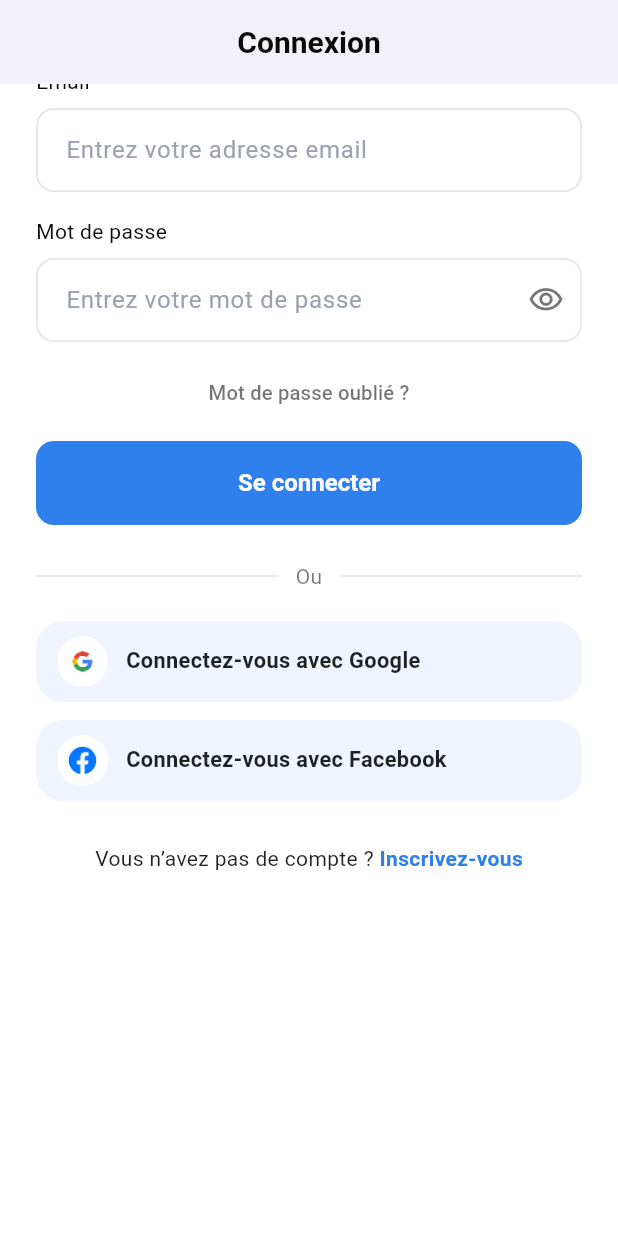
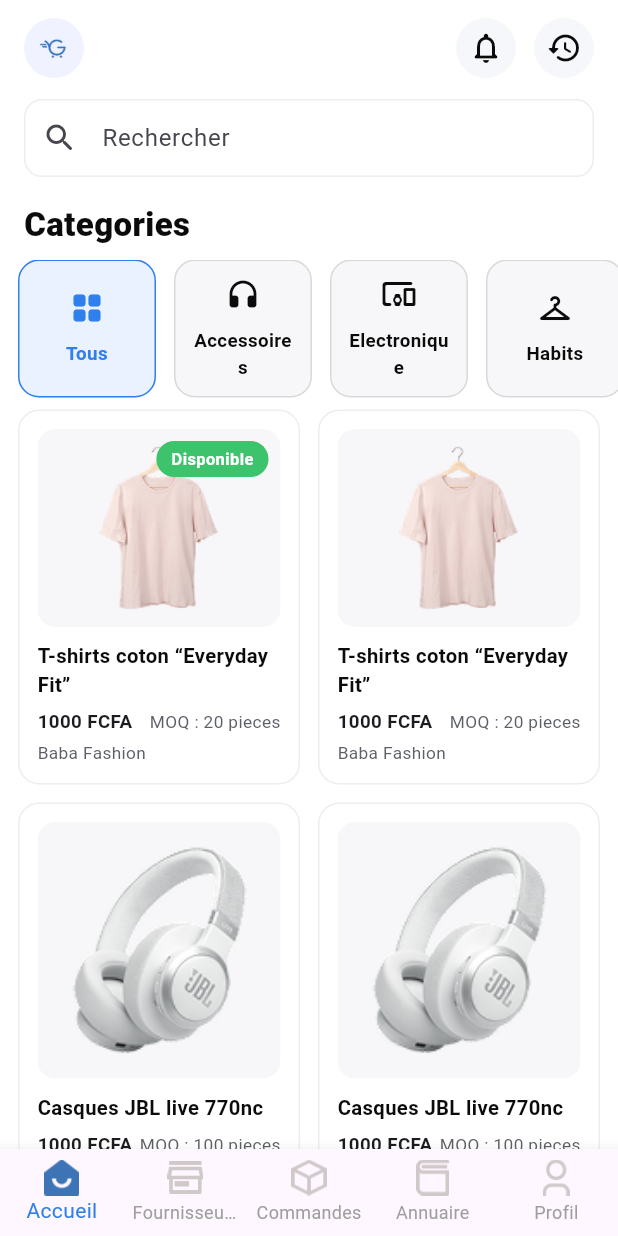
Before and after one commit to Abdoul03/Globshopp, a Flutter app: the LoginPage screen opened directly, scrolled down 32 dp, after a tap on "Se connecter", on a phone screen of 412 x 824 dp. Run offline on Flutter 3.47's test engine with Material 3 defaults, Android fonts, the light colour scheme and no system bars.

Commit message:
page d'accueil

```diff
--- /dev/null
+++ b/lib/screens/accueil.dart
@@ -0,0 +1,448 @@
+// lib/screens/accueil.dart
+import 'package:flutter/material.dart';
+
+class HomePage extends StatefulWidget {
+  const HomePage({super.key});
+  @override
+  State<HomePage> createState() => _HomePageState();
+}
+
+class _HomePageState extends State<HomePage> {
+  // 🎨 Palette
+  static const _blue = Color(0xFF2F80ED);
+  static const _text = Color(0xFF0B0B0B);
+  static const _sub = Color(0xFF5C5F66);
+  static const _chipBg = Color(0xFFF7F7F9);
+  static const _cardBorder = Color(0xFFEDEDED);
+
+  int _currentIndex = 0;
+
+  final List<CategoryItem> _categories = const [
+    CategoryItem(label: 'Tous', icon: Icons.grid_view_rounded),
+    CategoryItem(label: 'Accessoires', icon: Icons.headphones_rounded),
+    CategoryItem(label: 'Electronique', icon: Icons.devices_other_rounded),
+    CategoryItem(label: 'Habits', icon: Icons.checkroom_rounded),
+    CategoryItem(label: 'Electro', icon: Icons.kitchen_rounded),
+  ];
+
+  final List<Product> _products = const [
+    Product(
+      title: 'T-shirts coton “Everyday Fit”',
+      price: '1000 FCFA',
+      moq: 'MOQ : 20 pieces',
+      brand: 'Baba Fashion',
+      image: 'assets/image/tshirt.png',
+      badge: 'Disponible',
+    ),
+    Product(
+      title: 'T-shirts coton “Everyday Fit”',
+      price: '1000 FCFA',
+      moq: 'MOQ : 20 pieces',
+      brand: 'Baba Fashion',
+      image: 'assets/image/tshirt.png',
+    ),
+    Product(
+      title: 'Casques JBL live 770nc',
+      price: '1000 FCFA',
+      moq: 'MOQ : 100 pieces',
+      brand: '',
+      image: 'assets/image/jbl.png',
+    ),
+    Product(
+      title: 'Casques JBL live 770nc',
+      price: '1000 FCFA',
+      moq: 'MOQ : 100 pieces',
+      brand: '',
+      image: 'assets/image/jbl.png',
+    ),
+  ];
+
+  @override
+  Widget build(BuildContext context) {
+    final topSafe = MediaQuery.of(context).padding.top;
+
+    return Scaffold(
+      backgroundColor: Colors.white,
+      body: CustomScrollView(
+        slivers: [
+          SliverToBoxAdapter(child: SizedBox(height: topSafe)),
+
+          // En-tête
+          SliverToBoxAdapter(
+            child: Padding(
+              padding: const EdgeInsets.fromLTRB(16, 12, 16, 0),
+              child: Row(
+                children: [
+                  CircleAvatar(
+                    radius: 20,
+                    backgroundColor: const Color(0xFFF0F3FF),
+                    child: Image.asset(
+                      'assets/icons/logo.png',
+                      width: 22,
+                      height: 22,
+                      errorBuilder: (_, __, ___) =>
+                      const Icon(Icons.shopping_cart_outlined, size: 18),
+                    ),
+                  ),
+                  const Spacer(),
+                  _roundIcon(Icons.notifications_none_rounded),
+                  const SizedBox(width: 12),
+                  _roundIcon(Icons.history_rounded),
+                ],
+              ),
+            ),
+          ),
+
+          // Barre de recherche
+          SliverToBoxAdapter(
+            child: Padding(
+              padding: const EdgeInsets.fromLTRB(16, 14, 16, 6),
+              child: TextField(
+                decoration: InputDecoration(
+                  hintText: 'Rechercher',
+                  prefixIcon: const Icon(Icons.search_rounded),
+                  filled: true,
+                  fillColor: Colors.white,
+                  contentPadding:
+                  const EdgeInsets.symmetric(horizontal: 14, vertical: 14),
+                  border: OutlineInputBorder(
+                    borderRadius: BorderRadius.circular(12),
+                    borderSide: const BorderSide(color: _cardBorder),
+                  ),
+                  enabledBorder: OutlineInputBorder(
+                    borderRadius: BorderRadius.circular(12),
+                    borderSide: const BorderSide(color: _cardBorder),
+                  ),
+                ),
+              ),
+            ),
+          ),
+
+          // Titre "Catégories"
+          const SliverToBoxAdapter(
+            child: Padding(
+              padding: EdgeInsets.fromLTRB(16, 10, 16, 8),
+              child: Text(
+                'Categories',
+                style: TextStyle(
+                  fontSize: 22,
+                  fontWeight: FontWeight.w800,
+                  color: _text,
+                ),
+              ),
+            ),
+          ),
+
+          // Chips Catégories
+          SliverToBoxAdapter(
+            child: SizedBox(
+              height: 92,
+              child: ListView.separated(
+                padding: const EdgeInsets.symmetric(horizontal: 12),
+                scrollDirection: Axis.horizontal,
+                itemBuilder: (c, i) {
+                  final item = _categories[i];
+                  return CategoryChip(
+                    label: item.label,
+                    icon: item.icon,
+                    selected: i == 0,
+                    onTap: () {},
+                  );
+                },
+                separatorBuilder: (_, __) => const SizedBox(width: 12),
+                itemCount: _categories.length,
+              ),
+            ),
+          ),
+
+          // Grille produits  ✅ SliverPadding utilise "sliver:"
+          SliverPadding(
+            padding: const EdgeInsets.fromLTRB(12, 8, 12, 100),
+            sliver: SliverGrid(
+              gridDelegate: const SliverGridDelegateWithFixedCrossAxisCount(
+                crossAxisCount: 2,
+                mainAxisExtent: 250,
+                mainAxisSpacing: 12,
+                crossAxisSpacing: 12,
+              ),
+              delegate: SliverChildBuilderDelegate(
+                    (context, index) {
+                  final p = _products[index];
+                  return ProductCard(product: p);
+                },
+                childCount: _products.length,
+              ),
+            ),
+          ),
+        ],
+      ),
+
+      // Bottom bar avec icônes images
+      bottomNavigationBar: _BottomNav(
+        currentIndex: _currentIndex,
+        onChanged: (i) => setState(() => _currentIndex = i),
+      ),
+    );
+  }
+
+  Widget _roundIcon(IconData icon) {
+    return Ink(
+      width: 40,
+      height: 40,
+      decoration: const ShapeDecoration(
+        color: Color(0xFFF6F7FB),
+        shape: CircleBorder(),
+      ),
+      child: IconButton(
+        onPressed: () {},
+        icon: Icon(icon, color: _text),
+      ),
+    );
+  }
+}
+
+/// ======== Modèles & Widgets ========
+
+class CategoryItem {
+  final String label;
+  final IconData icon;
+  const CategoryItem({required this.label, required this.icon});
+}
+
+class Product {
+  final String title;
+  final String price;
+  final String moq;
+  final String brand;
+  final String image;
+  final String? badge;
+
+  const Product({
+    required this.title,
+    required this.price,
+    required this.moq,
+    required this.brand,
+    required this.image,
+    this.badge,
+  });
+}
+
+class CategoryChip extends StatelessWidget {
+  final String label;
+  final IconData icon;
+  final bool selected;
+  final VoidCallback onTap;
+
+  const CategoryChip({
+    super.key,
+    required this.label,
+    required this.icon,
+    this.selected = false,
+    required this.onTap,
+  });
+
+  @override
+  Widget build(BuildContext context) {
+    final border = selected ? _HomePageState._blue : Colors.black12;
+    final fill = selected ? const Color(0xFFEAF1FF) : _HomePageState._chipBg;
+    final iconColor = selected ? _HomePageState._blue : _HomePageState._text;
+
+    return Material(
+      color: fill,
+      borderRadius: BorderRadius.circular(14),
+      child: InkWell(
+        borderRadius: BorderRadius.circular(14),
+        onTap: onTap,
+        child: Container(
+          width: 92,
+          padding: const EdgeInsets.symmetric(horizontal: 10, vertical: 10),
+          decoration: BoxDecoration(
+            borderRadius: BorderRadius.circular(14),
+            border: Border.all(color: border),
+          ),
+          child: Column(
+            mainAxisAlignment: MainAxisAlignment.center,
+            children: [
+              Icon(icon, size: 24, color: iconColor),
+              const SizedBox(height: 10),
+              Text(
+                label,
+                textAlign: TextAlign.center,
+                style: TextStyle(
+                  fontSize: 12.5,
+                  fontWeight: FontWeight.w600,
+                  color: iconColor,
+                ),
+              ),
+            ],
+          ),
+        ),
+      ),
+    );
+  }
+}
+
+class ProductCard extends StatelessWidget {
+  final Product product;
+  const ProductCard({super.key, required this.product});
+
+  @override
+  Widget build(BuildContext context) {
+    return Material(
+      color: Colors.white,
+      borderRadius: BorderRadius.circular(14),
+      child: InkWell(
+        borderRadius: BorderRadius.circular(14),
+        onTap: () {},
+        child: Container(
+          padding: const EdgeInsets.all(12),
+          decoration: BoxDecoration(
+            borderRadius: BorderRadius.circular(14),
+            border: Border.all(color: _HomePageState._cardBorder),
+          ),
+          child: Column(
+            crossAxisAlignment: CrossAxisAlignment.start,
+            children: [
+              // Image + badge
+              Expanded(
+                child: Stack(
+                  children: [
+                    Positioned.fill(
+                      child: ClipRRect(
+                        borderRadius: BorderRadius.circular(12),
+                        child: Container(
+                          color: const Color(0xFFF7F7F9),
+                          child: Image.asset(
+                            product.image,
+                            fit: BoxFit.contain,
+                            errorBuilder: (_, __, ___) => const Center(
+                              child: Icon(Icons.image_outlined, size: 36),
+                            ),
+                          ),
+                        ),
+                      ),
+                    ),
+                    if (product.badge != null)
+                      Positioned(
+                        top: 8,
+                        right: 8,
+                        child: Container(
+                          padding: const EdgeInsets.symmetric(
+                              horizontal: 10, vertical: 4),
+                          decoration: BoxDecoration(
+                            color: const Color(0xFF3CC36C),
+                            borderRadius: BorderRadius.circular(24),
+                          ),
+                          child: const Text(
+                            'Disponible',
+                            style: TextStyle(
+                              color: Colors.white,
+                              fontSize: 11,
+                              fontWeight: FontWeight.w600,
+                            ),
+                          ),
+                        ),
+                      ),
+                  ],
+                ),
+              ),
+              const SizedBox(height: 10),
+
+              Text(
+                product.title,
+                maxLines: 2,
+                overflow: TextOverflow.ellipsis,
+                style: const TextStyle(
+                  fontSize: 13.5,
+                  fontWeight: FontWeight.w700,
+                  color: _HomePageState._text,
+                ),
+              ),
+              const SizedBox(height: 6),
+
+              Row(
+                mainAxisAlignment: MainAxisAlignment.spaceBetween,
+                children: [
+                  Text(
+                    product.price,
+                    style: const TextStyle(
+                        fontSize: 12.5, fontWeight: FontWeight.w700),
+                  ),
+                  Text(
+                    product.moq,
+                    style: const TextStyle(
+                        fontSize: 11.5, color: _HomePageState._sub),
+                  ),
+                ],
+              ),
+              if (product.brand.isNotEmpty) ...[
+                const SizedBox(height: 4),
+                Text(
+                  product.brand,
+                  style: const TextStyle(
+                      fontSize: 11.5, color: _HomePageState._sub),
+                ),
+              ],
+            ],
+          ),
+        ),
+      ),
+    );
+  }
+}
+
+class _BottomNav extends StatelessWidget {
+  final int currentIndex;
+  final ValueChanged<int> onChanged;
+  const _BottomNav({required this.currentIndex, required this.onChanged});
+
+  static const double _iconSize = 24;
+
+  Widget _img(String path) => Image.asset(
+    path,
+    width: _iconSize,
+    height: _iconSize,
+    fit: BoxFit.contain,
+    errorBuilder: (_, __, ___) =>
+    const Icon(Icons.image_not_supported_outlined, size: _iconSize),
+  );
+
+  @override
+  Widget build(BuildContext context) {
+    return BottomNavigationBar(
+      currentIndex: currentIndex,
+      onTap: onChanged,
+      type: BottomNavigationBarType.fixed,
+      selectedItemColor: _HomePageState._blue,
+      unselectedItemColor: Colors.grey,
+      showUnselectedLabels: true,
+      items: [
+        BottomNavigationBarItem(
+          icon: _img('assets/icons/home.png'),
+          activeIcon: _img('assets/icons/home_active.png'),
+          label: 'Accueil',
+        ),
+        BottomNavigationBarItem(
+          icon: _img('assets/icons/store.png'),
+          activeIcon: _img('assets/icons/store_active.png'),
+          label: 'Fournisseurs',
+        ),
+        BottomNavigationBarItem(
+          icon: _img('assets/icons/orders.png'),
+          activeIcon: _img('assets/icons/orders_active.png'),
+          label: 'Commandes',
+        ),
+        BottomNavigationBarItem(
+          icon: _img('assets/icons/contacts.png'),
+          activeIcon: _img('assets/icons/contacts_active.png'),
+          label: 'Annuaire',
+        ),
+        BottomNavigationBarItem(
+          icon: _img('assets/icons/profile.png'),
+          activeIcon: _img('assets/icons/profile_active.png'),
+          label: 'Profil',
+        ),
+      ],
+    );
+  }
+}
--- a/lib/screens/login_page.dart
+++ b/lib/screens/login_page.dart
@@ -1,7 +1,8 @@
 // lib/screens/login_page.dart
 import 'package:flutter/material.dart';
-import 'Inscription.dart';   // ou 'inscription.dart' selon la casse
-import 'mdpoublier1.dart';  // ForgotPasswordPage
+import 'Inscription.dart';     // ou 'inscription.dart' selon la casse
+import 'mdpoublier1.dart';    // ForgotPasswordPage
+import 'accueil.dart';        // ⬅️ HomePage (page d'accueil)
 
 class LoginPage extends StatefulWidget {
   const LoginPage({super.key});
@@ -41,6 +42,15 @@
     _emailCtrl.dispose();
     _passCtrl.dispose();
     super.dispose();
+  }
+
+  void _goHome() {
+    // 👉 Après vérification/connexion réussie, on navigue vers l'accueil
+    Navigator.pushAndRemoveUntil(
+      context,
+      MaterialPageRoute(builder: (_) => const HomePage()),
+          (route) => false, // supprime tout l'historique pour empêcher le retour au login
+    );
   }
 
   @override
@@ -96,18 +106,19 @@
                       ),
                     ),
                   ),
+                  onSubmitted: (_) => _goHome(), // Entrée => tente la connexion puis va à l'accueil
                 ),
 
                 const SizedBox(height: 10),
 
-                // ✅ "Mot de passe oublié ?" centré + navigation
+                // "Mot de passe oublié ?" centré + navigation
                 SizedBox(
                   width: double.infinity,
                   child: TextButton(
                     onPressed: () {
                       Navigator.push(
                         context,
-                        MaterialPageRoute(builder: (_) => ForgotPasswordPage()),
+                        MaterialPageRoute(builder: (_) => const ForgotPasswordPage()),
                       );
                     },
                     style: TextButton.styleFrom(padding: EdgeInsets.zero),
@@ -121,13 +132,11 @@
 
                 const SizedBox(height: 8),
 
-                // Bouton Connexion
+                // Bouton Connexion -> Accueil
                 SizedBox(
                   height: 56,
                   child: ElevatedButton(
-                    onPressed: () {
-                      // TODO: logique de connexion
-                    },
+                    onPressed: _goHome, // ⬅️ redirige vers HomePage (accueil.dart)
                     style: ElevatedButton.styleFrom(
                       backgroundColor: _blue,
                       foregroundColor: Colors.white,
@@ -179,7 +188,7 @@
                       onTap: () {
                         Navigator.push(
                           context,
-                          MaterialPageRoute(builder: (_) => SignUpPage()),
+                          MaterialPageRoute(builder: (_) => const SignUpPage()),
                         );
                       },
                       child: const Text(
```
Also changed, not shown: assets/icons/contacts.png (added), assets/icons/contacts_active.png (added), assets/icons/home.png (added), assets/icons/home_active.png (added), assets/icons/logo.png (added), assets/icons/orders.png (added), assets/icons/orders_active.png (added), assets/icons/profile.png (added), assets/icons/profile_active.png (added), assets/icons/store.png (added), assets/icons/store_active.png (added), assets/image/jbl.png (added), assets/image/tshirt.png (added).
